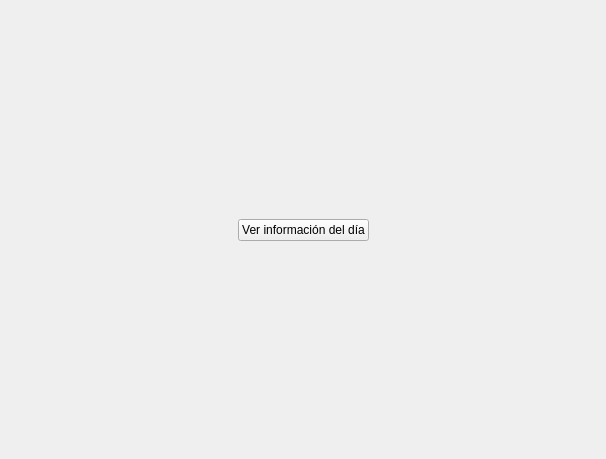
Old version of the form views/home.ui in the repository STITCH9911/onink.
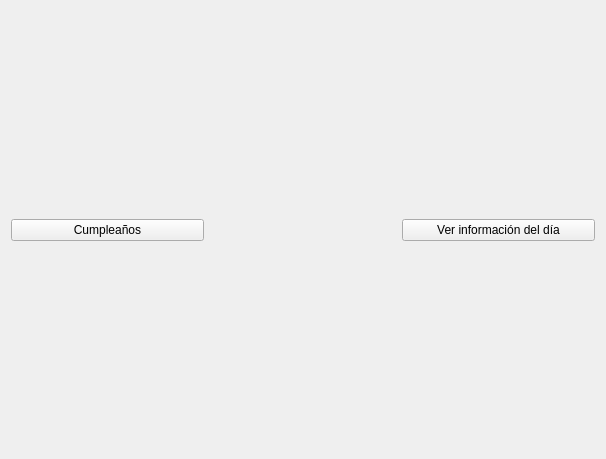
New version of the form. Icons and pictures are not drawn.

```diff
--- a/views/home.ui
+++ b/views/home.ui
@@ -28,9 +28,29 @@
     </spacer>
    </item>
    <item>
-    <layout class="QHBoxLayout" name="horizontalLayout">
+    <layout class="QHBoxLayout" name="horizontalLayout" stretch="3,3,3">
      <item>
-      <spacer name="horizontalSpacer_2">
+      <widget class="QPushButton" name="bt_cumple">
+       <property name="cursor">
+        <cursorShape>PointingHandCursor</cursorShape>
+       </property>
+       <property name="text">
+        <string>Cumpleaños</string>
+       </property>
+       <property name="icon">
+        <iconset>
+         <normaloff>images/birthday (3).svg</normaloff>images/birthday (3).svg</iconset>
+       </property>
+       <property name="iconSize">
+        <size>
+         <width>32</width>
+         <height>32</height>
+        </size>
+       </property>
+      </widget>
+     </item>
+     <item>
+      <spacer name="horizontalSpacer_3">
        <property name="orientation">
         <enum>Qt::Horizontal</enum>
        </property>
@@ -62,19 +82,6 @@
        </property>
       </widget>
      </item>
-     <item>
-      <spacer name="horizontalSpacer">
-       <property name="orientation">
-        <enum>Qt::Horizontal</enum>
-       </property>
-       <property name="sizeHint" stdset="0">
-        <size>
-         <width>40</width>
-         <height>20</height>
-        </size>
-       </property>
-      </spacer>
-     </item>
     </layout>
    </item>
    <item>
```
